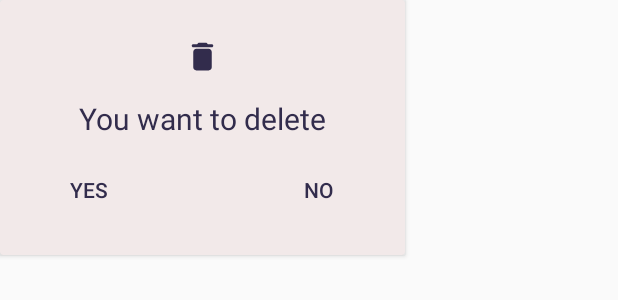
After one commit to rushikesh097/Note_Android_App, an Android app: the layout alert_layout.xml on its own in the app's theme, with its tools: preview values and no code run, on a phone screen of 412 x 824 dp. The commit adds this screen. Shown: the top 300 px of the screen. Run offline under Robolectric (Android 15) with nearby library versions, the phone set to English and light mode, and no system bars.

Commit message:
Custom Dialog Added

```diff
--- a/app/src/main/java/com/example/mydb/AddEditNoteActivity.java
+++ b/app/src/main/java/com/example/mydb/AddEditNoteActivity.java
@@ -1,18 +1,16 @@
 package com.example.mydb;
-
-import androidx.annotation.RequiresApi;
-import androidx.appcompat.app.AppCompatActivity;
 
 import android.annotation.SuppressLint;
 import android.content.Intent;
 import android.os.Build;
 import android.os.Bundle;
-import android.view.View;
 import android.widget.EditText;
 import android.widget.ImageView;
 import android.widget.TextView;
 import android.widget.Toast;
 
+import androidx.annotation.RequiresApi;
+import androidx.appcompat.app.AppCompatActivity;
 
 import java.time.LocalDateTime;
 import java.time.format.DateTimeFormatter;
--- a/app/src/main/java/com/example/mydb/MainActivity.java
+++ b/app/src/main/java/com/example/mydb/MainActivity.java
@@ -116,7 +116,9 @@ public class MainActivity extends AppCompatActivity implements NoteAdapter.OnIte
 
 
         deleteAll.setOnClickListener(view -> new AlertDialogMessage(noteViewModel,MainActivity.this)
-                .alertDialogOptionAll());
+                .setDialog("You Really Want to Delete All?"));
+        //
+        //
 
         changeView.setOnClickListener(view -> {
             if(flag){
@@ -177,6 +179,6 @@ public class MainActivity extends AppCompatActivity implements NoteAdapter.OnIte
     public void onItemLongClick(Note note) {
         AlertDialogMessage alertDialogMessage  = new AlertDialogMessage(noteViewModel,this);
         alertDialogMessage.setNote(note);
-        alertDialogMessage.alertDialogOptionOne();
+        alertDialogMessage.setDialog("You Really Want to Delete ?");
     }
 }
--- a/app/src/main/java/com/example/mydb/NoteDatabase.java
+++ b/app/src/main/java/com/example/mydb/NoteDatabase.java
@@ -1,14 +1,10 @@
 package com.example.mydb;
 
 import android.content.Context;
-import android.os.AsyncTask;
 
-import androidx.annotation.NonNull;
-import androidx.room.AutoMigration;
 import androidx.room.Database;
 import androidx.room.Room;
 import androidx.room.RoomDatabase;
-import androidx.sqlite.db.SupportSQLiteDatabase;
 
 @Database(entities = {Note.class}, version = 1)
 public abstract class NoteDatabase extends RoomDatabase {
--- a/app/src/main/java/com/example/mydb/NoteRepository.java
+++ b/app/src/main/java/com/example/mydb/NoteRepository.java
@@ -1,14 +1,10 @@
 package com.example.mydb;
 
 import android.app.Application;
-import android.os.AsyncTask;
 
 import androidx.lifecycle.LiveData;
 
 import java.util.List;
-import java.util.concurrent.Executor;
-import java.util.concurrent.ExecutorService;
-import java.util.concurrent.Executors;
 
 public class NoteRepository {
     private NoteDao noteDao;
--- /dev/null
+++ b/app/src/main/res/layout/alert_layout.xml
@@ -0,0 +1,77 @@
+<?xml version="1.0" encoding="utf-8"?>
+<androidx.cardview.widget.CardView xmlns:android="http://schemas.android.com/apk/res/android"
+    xmlns:app="http://schemas.android.com/apk/res-auto"
+    android:layout_width="wrap_content"
+    android:layout_height="170dp"
+    android:backgroundTint="@color/wheat">
+
+    <LinearLayout
+        android:layout_width="wrap_content"
+        android:layout_height="wrap_content"
+        android:orientation="vertical"
+        android:layout_marginTop="20dp">
+
+        <ImageView
+            android:layout_width="35dp"
+            android:layout_height="35dp"
+            android:src="@drawable/ic_round_delete_24"
+            android:layout_gravity="center"
+            app:layout_constraintTop_toTopOf="parent"
+            app:layout_constraintBottom_toTopOf="@+id/message"
+            app:layout_constraintLeft_toLeftOf="parent"
+            app:layout_constraintRight_toRightOf="parent"
+            android:padding="5dp"/>
+
+        <TextView
+            android:id="@+id/message"
+            android:layout_width="250dp"
+            android:layout_height="wrap_content"
+            app:layout_constraintBottom_toBottomOf="parent"
+            app:layout_constraintEnd_toEndOf="parent"
+            app:layout_constraintStart_toStartOf="parent"
+            app:layout_constraintTop_toTopOf="parent"
+            android:layout_margin="10dp"
+            android:gravity="center"
+            android:text="You want to delete"
+            android:textColor="@color/purple_500"
+            android:textSize="20sp"/>
+
+        <LinearLayout
+            android:layout_width="wrap_content"
+            android:layout_height="wrap_content"
+            android:orientation="horizontal"
+            android:layout_gravity="center">
+
+            <Button
+                android:id="@+id/yes"
+                android:layout_width="wrap_content"
+                android:layout_height="wrap_content"
+                app:layout_constraintRight_toRightOf="parent"
+                app:layout_constraintTop_toBottomOf="@+id/message"
+                app:layout_constraintBottom_toBottomOf="parent"
+                android:text="YES"
+                android:gravity="left|center"
+                android:textColor="@color/purple_500"
+                android:background="@android:color/transparent"/>
+
+            <Button
+                android:id="@+id/no"
+                android:layout_width="wrap_content"
+                android:layout_height="wrap_content"
+                app:layout_constraintRight_toLeftOf="@+id/yes"
+                app:layout_constraintTop_toBottomOf="@+id/message"
+                app:layout_constraintBottom_toBottomOf="parent"
+                android:text="NO"
+                android:gravity="right|center"
+                android:textColor="@color/purple_500"
+                android:background="@android:color/transparent"/>
+
+        </LinearLayout>
+
+    </LinearLayout>
+
+
+
+
+
+</androidx.cardview.widget.CardView>
```
Also changed, not shown: app/src/main/java/com/example/mydb/AlertDialogMessage.java (+32 -36 lines), app/src/main/java/com/example/mydb/NoteAdapter.java (+2 -13 lines).
